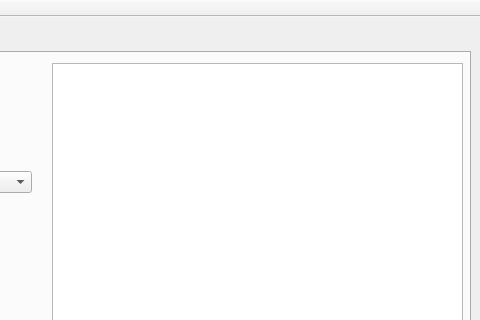
This is Client/carmainwindow.ui in ArtemD/SpeedFreak as Qt 5 draws it before an edit; both pictures show x 320 to 800 and y 0 to 320 of the 800 by 480 pixel window. The edited form follows.
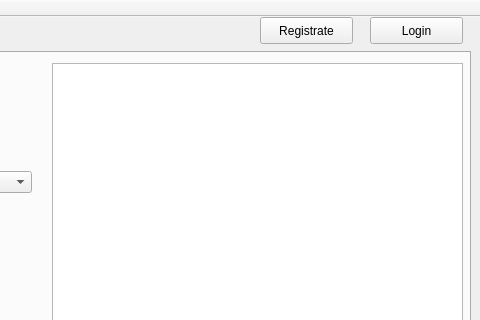
This is the edited form. The open tabs and pages were chosen to show the change.

Commit message: Integrated registration & login dialogs to UI

What changed in the file:
```diff
--- a/Client/carmainwindow.ui
+++ b/Client/carmainwindow.ui
@@ -244,6 +244,32 @@
      </item>
     </layout>
    </widget>
+   <widget class="QPushButton" name="loginLogoutButton">
+    <property name="geometry">
+     <rect>
+      <x>690</x>
+      <y>0</y>
+      <width>93</width>
+      <height>27</height>
+     </rect>
+    </property>
+    <property name="text">
+     <string>Login</string>
+    </property>
+   </widget>
+   <widget class="QPushButton" name="registratePushButton">
+    <property name="geometry">
+     <rect>
+      <x>580</x>
+      <y>0</y>
+      <width>93</width>
+      <height>27</height>
+     </rect>
+    </property>
+    <property name="text">
+     <string>Registrate</string>
+    </property>
+   </widget>
   </widget>
   <widget class="QMenuBar" name="menuBar">
    <property name="geometry">
```
Left out of the diff: 4 changed lines with no effect on the pictures. The commit also changes 5 other files.
